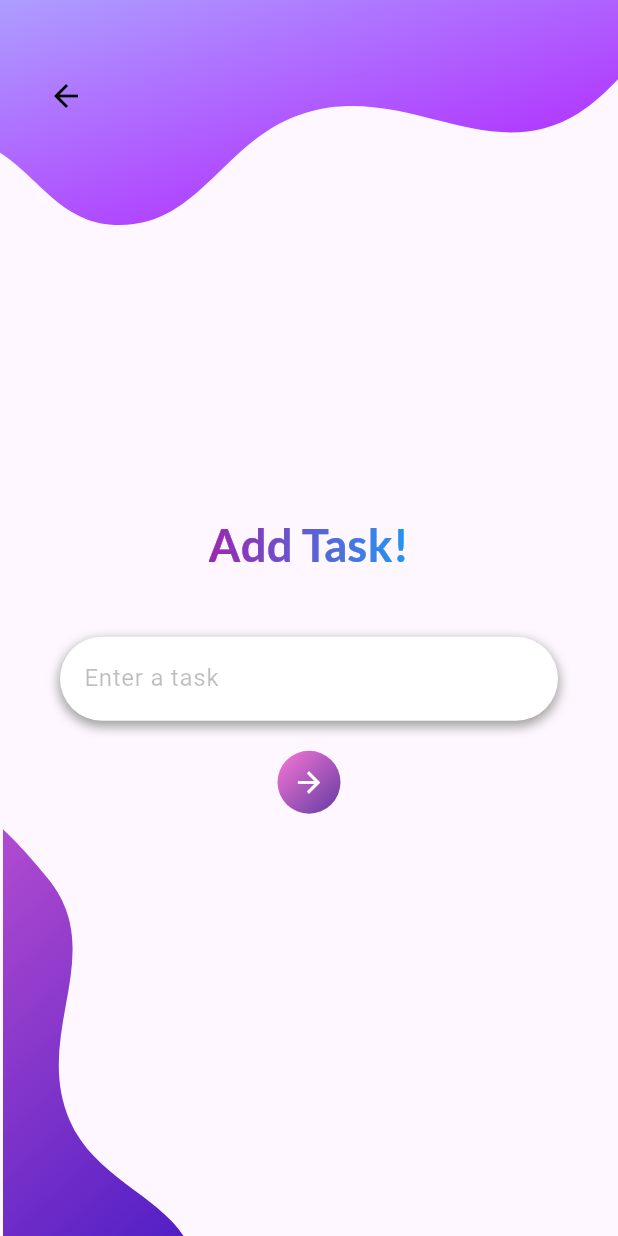
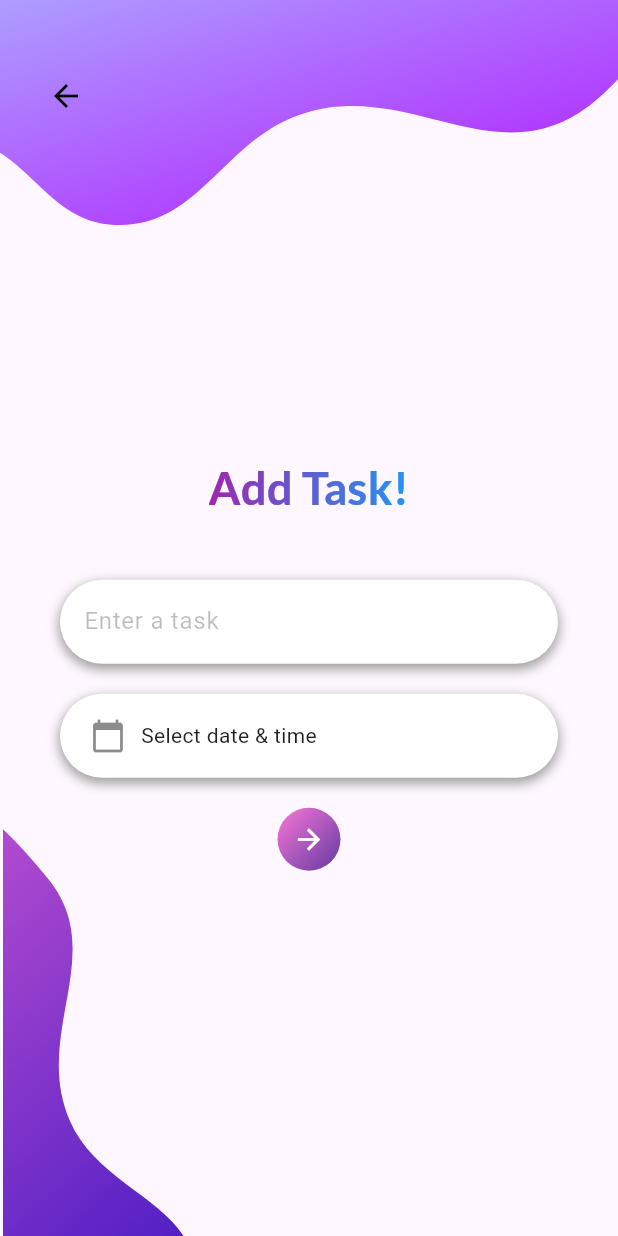
Before and after one commit to a8hok/DART-course-2024, a Flutter app: the AddTaskPage screen opened directly, on a phone screen of 412 x 824 dp. Run offline on Flutter 3.47's test engine with Material 3 defaults, Android fonts, the light colour scheme and no system bars; our stand-ins replace dynamic_color, flutter_svg, google_fonts, states_rebuilder; missing offline and left inert: one_context, prefs.

Commit message:
added date and time picker for tasks

```diff
--- a/memory_sample/lib/screens/add_tasks.dart
+++ b/memory_sample/lib/screens/add_tasks.dart
@@ -9,6 +9,7 @@ class AddTaskPage extends StatelessWidget {
   Widget build(BuildContext context) {
     // Controller for the TextField
     TextEditingController taskController = TextEditingController();
+    DateTime? selectedDateTime;
 
     // Gradient effect on the title
     const LinearGradient gradient = LinearGradient(
@@ -74,6 +75,12 @@ class AddTaskPage extends StatelessWidget {
                     // Text field for task input
                     _buildTextField('Enter a task', taskController),
 
+                    const SizedBox(height: 20),
+
+                    _buildDateTimePicker(context, selectedDateTime,
+                        (newDateTime) {
+                      selectedDateTime = newDateTime;
+                    }),
                     const SizedBox(height: 20),
 
                     // Add Task Button
@@ -228,6 +235,68 @@ class _AnimatedSendButton extends StatefulWidget {
   State<_AnimatedSendButton> createState() => _AnimatedSendButtonState();
 }
 
+Widget _buildDateTimePicker(BuildContext context, DateTime? selectedDateTime,
+    Function(DateTime) onDateTimeChanged) {
+  return GestureDetector(
+    onTap: () async {
+      final DateTime? pickedDate = await showDatePicker(
+        context: context,
+        initialDate: selectedDateTime ?? DateTime.now(),
+        firstDate: DateTime(2000),
+        lastDate: DateTime(2100),
+      );
+
+      if (pickedDate != null) {
+        final TimeOfDay? pickedTime = await showTimePicker(
+          context: context,
+          initialTime:
+              TimeOfDay.fromDateTime(selectedDateTime ?? DateTime.now()),
+        );
+
+        if (pickedTime != null) {
+          final DateTime fullDateTime = DateTime(
+            pickedDate.year,
+            pickedDate.month,
+            pickedDate.day,
+            pickedTime.hour,
+            pickedTime.minute,
+          );
+          onDateTimeChanged(fullDateTime);
+        }
+      }
+    },
+    child: Container(
+      padding: const EdgeInsets.symmetric(horizontal: 20, vertical: 16),
+      decoration: BoxDecoration(
+        color: Colors.white,
+        borderRadius: BorderRadius.circular(30),
+        boxShadow: [
+          BoxShadow(
+            color: const Color.fromARGB(255, 151, 150, 150).withOpacity(0.9),
+            spreadRadius: 1,
+            blurRadius: 6,
+            offset: const Offset(0, 3),
+          ),
+        ],
+      ),
+      child: Row(
+        children: [
+          const Icon(Icons.calendar_today, color: Colors.black45),
+          const SizedBox(width: 10),
+          Expanded(
+            child: Text(
+              selectedDateTime != null
+                  ? "${selectedDateTime.day}/${selectedDateTime.month}/${selectedDateTime.year} ${selectedDateTime.hour.toString().padLeft(2, '0')}:${selectedDateTime.minute.toString().padLeft(2, '0')}"
+                  : "Select date & time",
+              style: const TextStyle(color: Colors.black87),
+            ),
+          ),
+        ],
+      ),
+    ),
+  );
+}
+
 class _AnimatedSendButtonState extends State<_AnimatedSendButton>
     with SingleTickerProviderStateMixin {
   double _scale = 1.0;
```
